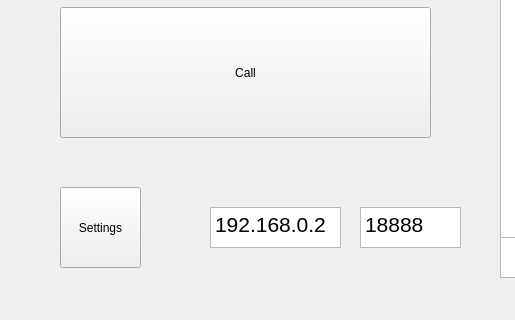
Before: the Qt Designer form ui/mainwindow.ui in ultravideo/uvgComm, drawn with Qt 5; both pictures show x 0 to 515 and y 400 to 720 of the 1024 by 720 pixel window.
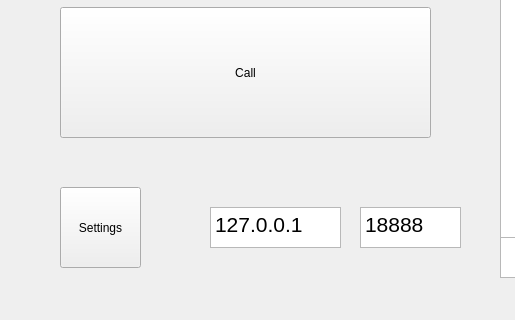
After: the same form once the commit is applied.

Patch:
```diff
--- a/ui/mainwindow.ui
+++ b/ui/mainwindow.ui
@@ -146,7 +146,7 @@
 &lt;html&gt;&lt;head&gt;&lt;meta name=&quot;qrichtext&quot; content=&quot;1&quot; /&gt;&lt;style type=&quot;text/css&quot;&gt;
 p, li { white-space: pre-wrap; }
 &lt;/style&gt;&lt;/head&gt;&lt;body style=&quot; font-family:'MS Shell Dlg 2'; font-size:8.25pt; font-weight:400; font-style:normal;&quot;&gt;
-&lt;p style=&quot; margin-top:0px; margin-bottom:0px; margin-left:0px; margin-right:0px; -qt-block-indent:0; text-indent:0px;&quot;&gt;&lt;span style=&quot; font-size:16pt;&quot;&gt;192.168.0.2&lt;/span&gt;&lt;/p&gt;&lt;/body&gt;&lt;/html&gt;</string>
+&lt;p style=&quot; margin-top:0px; margin-bottom:0px; margin-left:0px; margin-right:0px; -qt-block-indent:0; text-indent:0px;&quot;&gt;&lt;span style=&quot; font-size:16pt;&quot;&gt;127.0.0.1&lt;/span&gt;&lt;/p&gt;&lt;/body&gt;&lt;/html&gt;</string>
     </property>
    </widget>
    <widget class="QTextEdit" name="port">
```
